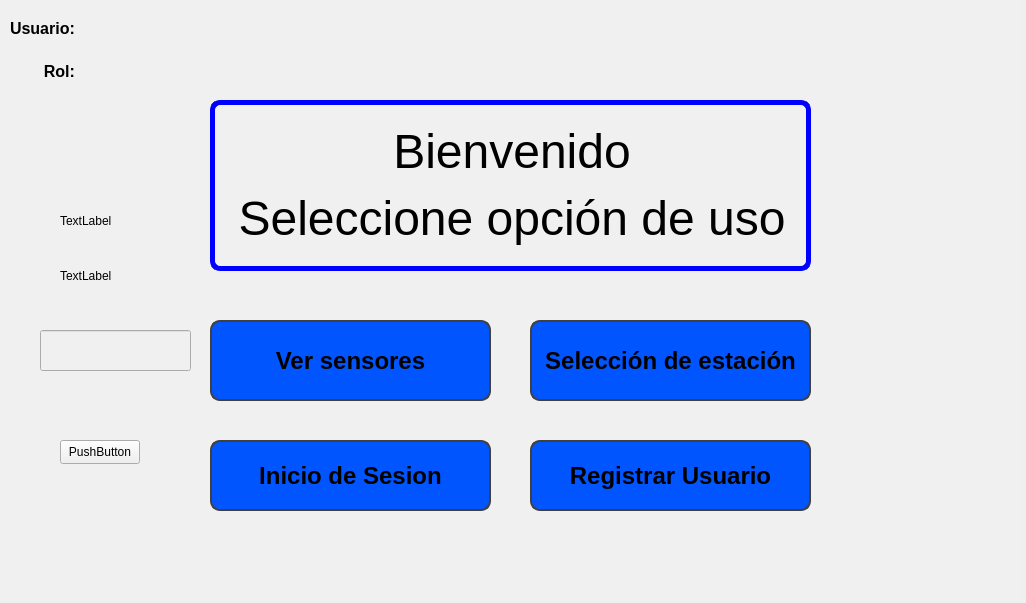
Before: the Qt Designer form mainwindow.ui in molautaro/interfazAGV, drawn with Qt 5.
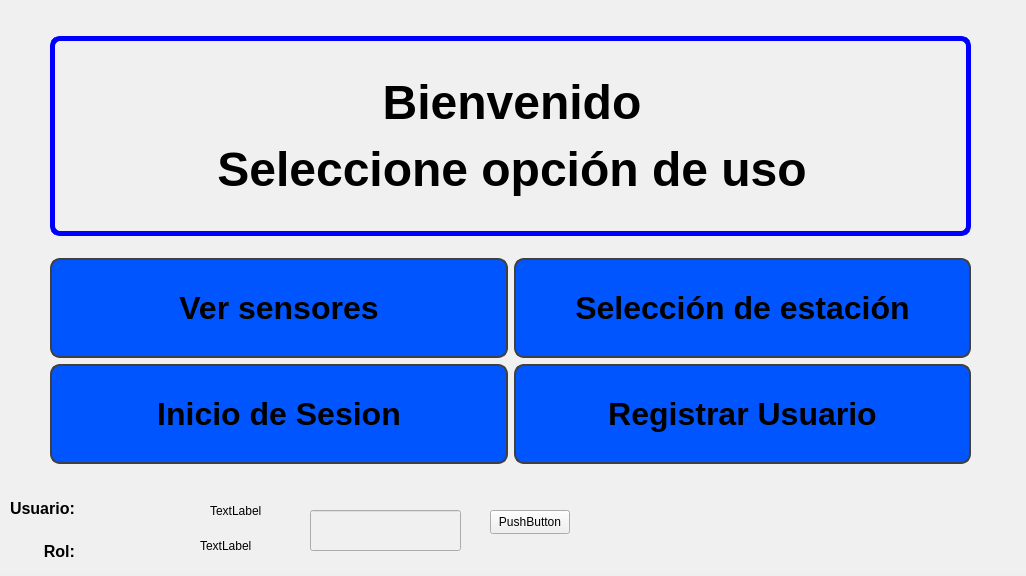
After: the same form once the commit is applied. The open tabs and pages were chosen to show the change.

Diff of the .ui file:
```diff
--- a/mainwindow.ui
+++ b/mainwindow.ui
@@ -7,7 +7,7 @@
     <x>0</x>
     <y>0</y>
     <width>1026</width>
-    <height>603</height>
+    <height>576</height>
    </rect>
   </property>
   <property name="maximumSize">
@@ -28,8 +28,8 @@
      <rect>
       <x>0</x>
       <y>0</y>
-      <width>1021</width>
-      <height>601</height>
+      <width>1031</width>
+      <height>571</height>
      </rect>
     </property>
     <property name="minimumSize">
@@ -41,197 +41,21 @@
     <property name="font">
      <font>
       <pointsize>20</pointsize>
-      <bold>true</bold>
+      <bold>false</bold>
      </font>
     </property>
     <property name="styleSheet">
      <string notr="true">background-color: rgb(240, 240, 240);</string>
     </property>
-    <property name="currentIndex">
+    <property name="lineWidth">
      <number>1</number>
     </property>
     <widget class="QWidget" name="page_4">
-     <widget class="QLabel" name="label_4">
-      <property name="geometry">
-       <rect>
-        <x>210</x>
-        <y>100</y>
-        <width>601</width>
-        <height>171</height>
-       </rect>
-      </property>
-      <property name="autoFillBackground">
-       <bool>false</bool>
-      </property>
-      <property name="styleSheet">
-       <string notr="true">color: rgb(0, 0, 0);
-border: 5px solid;
-border-radius: 10px;
-border-color: rgb(0, 0, 255);</string>
-      </property>
-      <property name="frameShape">
-       <enum>QFrame::Box</enum>
-      </property>
-      <property name="lineWidth">
-       <number>3</number>
-      </property>
-      <property name="midLineWidth">
-       <number>0</number>
-      </property>
-      <property name="text">
-       <string>&lt;html&gt;&lt;head/&gt;&lt;body&gt;&lt;p align=&quot;center&quot;&gt;&lt;span style=&quot; font-size:36pt;&quot;&gt;Bienvenido&lt;/span&gt;&lt;/p&gt;&lt;p align=&quot;center&quot;&gt;&lt;span style=&quot; font-size:36pt;&quot;&gt;Seleccione opción de uso&lt;/span&gt;&lt;/p&gt;&lt;/body&gt;&lt;/html&gt;</string>
-      </property>
-     </widget>
-     <widget class="QPushButton" name="BotonVerSens">
-      <property name="geometry">
-       <rect>
-        <x>210</x>
-        <y>320</y>
-        <width>281</width>
-        <height>81</height>
-       </rect>
-      </property>
-      <property name="font">
-       <font>
-        <pointsize>18</pointsize>
-        <bold>true</bold>
-       </font>
-      </property>
-      <property name="styleSheet">
-       <string notr="true">QPushButton {
-		
-	   color: rgb(0, 0, 0);   
-	 
-	background-color: rgb(0, 85, 255);
-       border: 2px solid rgb(64, 64, 64);
-       border-radius: 10px;
-    }
-
-    QPushButton:pressed {
-	color: rgb(255, 255, 255);
-	
-	background-color: rgb(0, 115, 173);
-    }
-
-
-</string>
-      </property>
-      <property name="text">
-       <string>Ver sensores</string>
-      </property>
-     </widget>
-     <widget class="QPushButton" name="BotonVerEst">
-      <property name="geometry">
-       <rect>
-        <x>530</x>
-        <y>320</y>
-        <width>281</width>
-        <height>81</height>
-       </rect>
-      </property>
-      <property name="font">
-       <font>
-        <pointsize>18</pointsize>
-        <bold>true</bold>
-       </font>
-      </property>
-      <property name="styleSheet">
-       <string notr="true">QPushButton {
-		
-	   color: rgb(0, 0, 0);   
-	 
-	background-color: rgb(0, 85, 255);
-       border: 2px solid rgb(64, 64, 64);
-       border-radius: 10px;
-    }
-
-    QPushButton:pressed {
-	color: rgb(255, 255, 255);
-	
-	background-color: rgb(0, 115, 173);
-    }
-
-</string>
-      </property>
-      <property name="text">
-       <string>Selección de estación</string>
-      </property>
-     </widget>
-     <widget class="QPushButton" name="BotonLOGIN">
-      <property name="geometry">
-       <rect>
-        <x>210</x>
-        <y>440</y>
-        <width>281</width>
-        <height>71</height>
-       </rect>
-      </property>
-      <property name="font">
-       <font>
-        <pointsize>18</pointsize>
-        <bold>true</bold>
-       </font>
-      </property>
-      <property name="styleSheet">
-       <string notr="true">QPushButton {
-		
-	   color: rgb(0, 0, 0);   
-	 
-	background-color: rgb(0, 85, 255);
-       border: 2px solid rgb(64, 64, 64);
-       border-radius: 10px;
-    }
-
-    QPushButton:pressed {
-	color: rgb(255, 255, 255);
-	
-	background-color: rgb(0, 115, 173);
-    }</string>
-      </property>
-      <property name="text">
-       <string>Inicio de Sesion</string>
-      </property>
-     </widget>
-     <widget class="QPushButton" name="botonREGISTRAR">
-      <property name="geometry">
-       <rect>
-        <x>530</x>
-        <y>440</y>
-        <width>281</width>
-        <height>71</height>
-       </rect>
-      </property>
-      <property name="font">
-       <font>
-        <pointsize>18</pointsize>
-        <bold>true</bold>
-       </font>
-      </property>
-      <property name="styleSheet">
-       <string notr="true">QPushButton {
-		
-	   color: rgb(0, 0, 0);   
-	 
-	background-color: rgb(0, 85, 255);
-       border: 2px solid rgb(64, 64, 64);
-       border-radius: 10px;
-    }
-
-    QPushButton:pressed {
-	color: rgb(255, 255, 255);
-	
-	background-color: rgb(0, 115, 173);
-    }</string>
-      </property>
-      <property name="text">
-       <string>Registrar Usuario</string>
-      </property>
-     </widget>
      <widget class="QWidget" name="gridLayoutWidget">
       <property name="geometry">
        <rect>
         <x>10</x>
-        <y>10</y>
+        <y>490</y>
         <width>171</width>
         <height>80</height>
        </rect>
@@ -313,8 +137,8 @@
      <widget class="QLabel" name="label_21">
       <property name="geometry">
        <rect>
-        <x>60</x>
-        <y>250</y>
+        <x>200</x>
+        <y>520</y>
         <width>91</width>
         <height>51</height>
        </rect>
@@ -326,8 +150,8 @@
      <widget class="QLineEdit" name="lineEdit">
       <property name="geometry">
        <rect>
-        <x>40</x>
-        <y>330</y>
+        <x>310</x>
+        <y>510</y>
         <width>151</width>
         <height>41</height>
        </rect>
@@ -336,8 +160,8 @@
      <widget class="QPushButton" name="pushButton_4">
       <property name="geometry">
        <rect>
-        <x>60</x>
-        <y>440</y>
+        <x>490</x>
+        <y>510</y>
         <width>80</width>
         <height>24</height>
        </rect>
@@ -349,8 +173,8 @@
      <widget class="QLabel" name="label_22">
       <property name="geometry">
        <rect>
-        <x>60</x>
-        <y>210</y>
+        <x>210</x>
+        <y>500</y>
         <width>81</width>
         <height>21</height>
        </rect>
@@ -359,6 +183,211 @@
        <string>TextLabel</string>
       </property>
      </widget>
+     <widget class="QWidget" name="">
+      <property name="geometry">
+       <rect>
+        <x>50</x>
+        <y>20</y>
+        <width>921</width>
+        <height>461</height>
+       </rect>
+      </property>
+      <layout class="QVBoxLayout" name="verticalLayout_5">
+       <item>
+        <widget class="QLabel" name="label_4">
+         <property name="maximumSize">
+          <size>
+           <width>1000</width>
+           <height>200</height>
+          </size>
+         </property>
+         <property name="font">
+          <font>
+           <bold>true</bold>
+          </font>
+         </property>
+         <property name="autoFillBackground">
+          <bool>false</bool>
+         </property>
+         <property name="styleSheet">
+          <string notr="true">color: rgb(0, 0, 0);
+border: 5px solid;
+border-radius: 10px;
+border-color: rgb(0, 0, 255);</string>
+         </property>
+         <property name="frameShape">
+          <enum>QFrame::Box</enum>
+         </property>
+         <property name="lineWidth">
+          <number>3</number>
+         </property>
+         <property name="midLineWidth">
+          <number>0</number>
+         </property>
+         <property name="text">
+          <string>&lt;html&gt;&lt;head/&gt;&lt;body&gt;&lt;p align=&quot;center&quot;&gt;&lt;span style=&quot; font-size:36pt;&quot;&gt;Bienvenido&lt;/span&gt;&lt;/p&gt;&lt;p align=&quot;center&quot;&gt;&lt;span style=&quot; font-size:36pt;&quot;&gt;Seleccione opción de uso&lt;/span&gt;&lt;/p&gt;&lt;/body&gt;&lt;/html&gt;</string>
+         </property>
+        </widget>
+       </item>
+       <item>
+        <layout class="QHBoxLayout" name="horizontalLayout_3">
+         <item>
+          <layout class="QVBoxLayout" name="verticalLayout_3">
+           <item>
+            <widget class="QPushButton" name="BotonVerSens">
+             <property name="minimumSize">
+              <size>
+               <width>400</width>
+               <height>100</height>
+              </size>
+             </property>
+             <property name="font">
+              <font>
+               <pointsize>24</pointsize>
+               <bold>true</bold>
+              </font>
+             </property>
+             <property name="styleSheet">
+              <string notr="true">QPushButton {
+		
+	   color: rgb(0, 0, 0);   
+	 
+	background-color: rgb(0, 85, 255);
+       border: 2px solid rgb(64, 64, 64);
+       border-radius: 10px;
+    }
+
+    QPushButton:pressed {
+	color: rgb(255, 255, 255);
+	
+	background-color: rgb(0, 115, 173);
+    }
+
+
+</string>
+             </property>
+             <property name="text">
+              <string>Ver sensores</string>
+             </property>
+            </widget>
+           </item>
+           <item>
+            <widget class="QPushButton" name="BotonLOGIN">
+             <property name="minimumSize">
+              <size>
+               <width>400</width>
+               <height>100</height>
+              </size>
+             </property>
+             <property name="font">
+              <font>
+               <pointsize>24</pointsize>
+               <bold>true</bold>
+              </font>
+             </property>
+             <property name="styleSheet">
+              <string notr="true">QPushButton {
+		
+	   color: rgb(0, 0, 0);   
+	 
+	background-color: rgb(0, 85, 255);
+       border: 2px solid rgb(64, 64, 64);
+       border-radius: 10px;
+    }
+
+    QPushButton:pressed {
+	color: rgb(255, 255, 255);
+	
+	background-color: rgb(0, 115, 173);
+    }</string>
+             </property>
+             <property name="text">
+              <string>Inicio de Sesion</string>
+             </property>
+            </widget>
+           </item>
+          </layout>
+         </item>
+         <item>
+          <layout class="QVBoxLayout" name="verticalLayout_4">
+           <item>
+            <widget class="QPushButton" name="BotonVerEst">
+             <property name="minimumSize">
+              <size>
+               <width>400</width>
+               <height>100</height>
+              </size>
+             </property>
+             <property name="font">
+              <font>
+               <pointsize>24</pointsize>
+               <bold>true</bold>
+              </font>
+             </property>
+             <property name="styleSheet">
+              <string notr="true">QPushButton {
+		
+	   color: rgb(0, 0, 0);   
+	 
+	background-color: rgb(0, 85, 255);
+       border: 2px solid rgb(64, 64, 64);
+       border-radius: 10px;
+    }
+
+    QPushButton:pressed {
+	color: rgb(255, 255, 255);
+	
+	background-color: rgb(0, 115, 173);
+    }
+
+</string>
+             </property>
+             <property name="text">
+              <string>Selección de estación</string>
+             </property>
+            </widget>
+           </item>
+           <item>
+            <widget class="QPushButton" name="botonREGISTRAR">
+             <property name="minimumSize">
+              <size>
+               <width>400</width>
+               <height>100</height>
+              </size>
+             </property>
+             <property name="font">
+              <font>
+               <pointsize>24</pointsize>
+               <bold>true</bold>
+              </font>
+             </property>
+             <property name="styleSheet">
+              <string notr="true">QPushButton {
+		
+	   color: rgb(0, 0, 0);   
+	 
+	background-color: rgb(0, 85, 255);
+       border: 2px solid rgb(64, 64, 64);
+       border-radius: 10px;
+    }
+
+    QPushButton:pressed {
+	color: rgb(255, 255, 255);
+	
+	background-color: rgb(0, 115, 173);
+    }</string>
+             </property>
+             <property name="text">
+              <string>Registrar Usuario</string>
+             </property>
+            </widget>
+           </item>
+          </layout>
+         </item>
+        </layout>
+       </item>
+      </layout>
+     </widget>
     </widget>
     <widget class="QWidget" name="page">
      <widget class="QLabel" name="label">
```
Left out of the diff: 87 changed lines with no effect on the pictures.
